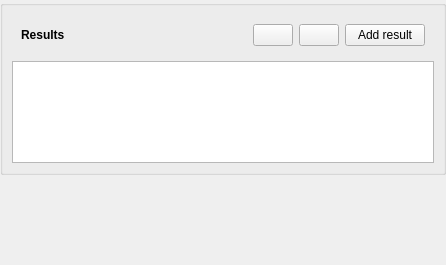
The window that threedi_plugin_dockwidget_base.ui (nens/threedi-results-analysis) describes before a commit, drawn with Qt 5.
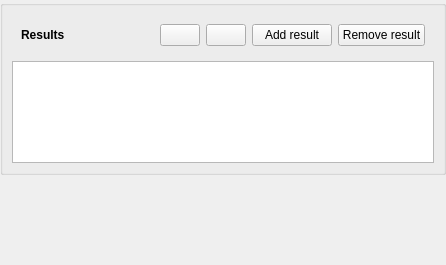
The same window after the commit. Icons and pictures are not drawn.

Commit message: Stub result unloading

What changed in the file:
```diff
--- a/threedi_plugin_dockwidget_base.ui
+++ b/threedi_plugin_dockwidget_base.ui
@@ -169,6 +169,13 @@
                 </property>
                </widget>
               </item>
+              <item>
+               <widget class="QPushButton" name="pushButton_RemoveResult">
+                <property name="text">
+                 <string>Remove result</string>
+                </property>
+               </widget>
+              </item>
              </layout>
             </widget>
            </item>
```
Left out of the diff: 4 changed lines with no effect on the pictures. The commit also changes 3 other files.
